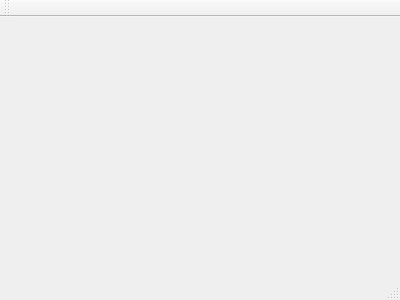
Qt form ChessServer/chessserver.ui (HaoyunHong/International_chess) before a commit.
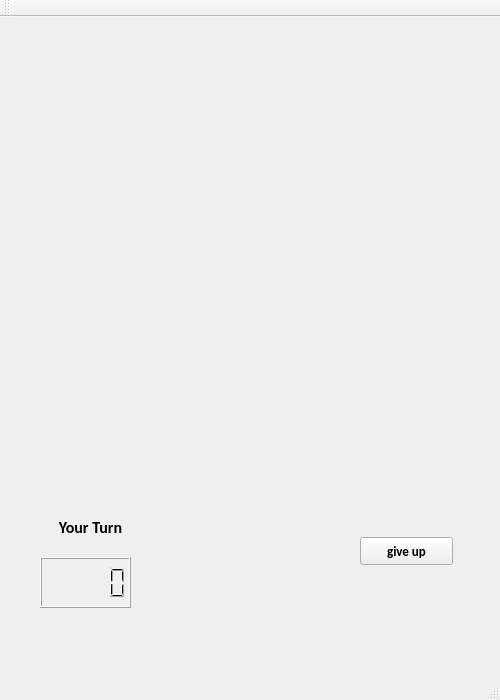
The same form after that commit. Icons and pictures are not drawn.

```diff
--- a/ChessServer/chessserver.ui
+++ b/ChessServer/chessserver.ui
@@ -1,24 +1,117 @@
 <ui version="4.0">
  <class>ChessServer</class>
- <widget class="QMainWindow" name="ChessServer" >
-  <property name="geometry" >
+ <widget class="QMainWindow" name="ChessServer">
+  <property name="geometry">
    <rect>
     <x>0</x>
     <y>0</y>
-    <width>400</width>
-    <height>300</height>
+    <width>500</width>
+    <height>700</height>
    </rect>
   </property>
   <property name="windowTitle" >
    <string>ChessServer</string>
   </property>
-  <widget class="QMenuBar" name="menuBar" />
-  <widget class="QToolBar" name="mainToolBar" />
-  <widget class="QWidget" name="centralWidget" />
-  <widget class="QStatusBar" name="statusBar" />
+  <widget class="QWidget" name="centralWidget">
+   <widget class="QPushButton" name="giveUpButton">
+    <property name="geometry">
+     <rect>
+      <x>360</x>
+      <y>520</y>
+      <width>93</width>
+      <height>28</height>
+     </rect>
+    </property>
+    <property name="font">
+     <font>
+      <family>Calibri</family>
+      <pointsize>10</pointsize>
+      <weight>75</weight>
+      <bold>true</bold>
+     </font>
+    </property>
+    <property name="text">
+     <string>give up</string>
+    </property>
+   </widget>
+   <widget class="QLCDNumber" name="lcdNumber">
+    <property name="geometry">
+     <rect>
+      <x>40</x>
+      <y>540</y>
+      <width>91</width>
+      <height>51</height>
+     </rect>
+    </property>
+   </widget>
+   <widget class="QLabel" name="label_2">
+    <property name="geometry">
+     <rect>
+      <x>210</x>
+      <y>500</y>
+      <width>80</width>
+      <height>80</height>
+     </rect>
+    </property>
+    <property name="text">
+     <string/>
+    </property>
+    <property name="pixmap">
+     <pixmap resource="../ChessClient/img.qrc">:/img/img/whiteKing.png</pixmap>
+    </property>
+    <property name="scaledContents">
+     <bool>true</bool>
+    </property>
+   </widget>
+   <widget class="QLabel" name="yourTurnlabel">
+    <property name="geometry">
+     <rect>
+      <x>40</x>
+      <y>490</y>
+      <width>101</width>
+      <height>41</height>
+     </rect>
+    </property>
+    <property name="font">
+     <font>
+      <family>Calibri</family>
+      <pointsize>12</pointsize>
+      <weight>75</weight>
+      <bold>true</bold>
+     </font>
+    </property>
+    <property name="layoutDirection">
+     <enum>Qt::LeftToRight</enum>
+    </property>
+    <property name="text">
+     <string>Your Turn</string>
+    </property>
+    <property name="alignment">
+     <set>Qt::AlignCenter</set>
+    </property>
+   </widget>
+  </widget>
+  <widget class="QMenuBar" name="menuBar">
+   <property name="geometry">
+    <rect>
+     <x>0</x>
+     <y>0</y>
+     <width>500</width>
+     <height>26</height>
+    </rect>
+   </property>
+  </widget>
+  <widget class="QToolBar" name="mainToolBar">
+   <attribute name="toolBarArea">
+    <enum>TopToolBarArea</enum>
+   </attribute>
+   <attribute name="toolBarBreak">
+    <bool>false</bool>
+   </attribute>
+  </widget>
+  <widget class="QStatusBar" name="statusBar"/>
  </widget>
- <layoutDefault spacing="6" margin="11" />
- <pixmapfunction></pixmapfunction>
+ <layoutdefault spacing="6" margin="11"/>
  <resources/>
  <connections/>
 </ui>
```
Left out of the diff: 3 changed lines with no effect on the pictures.
